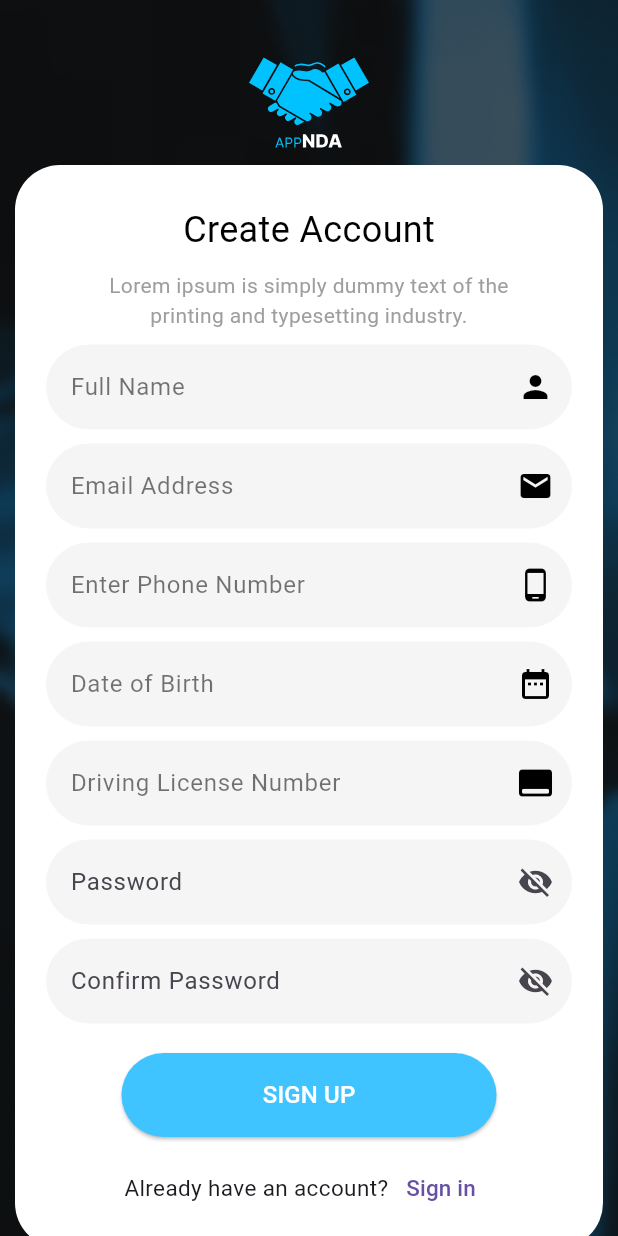
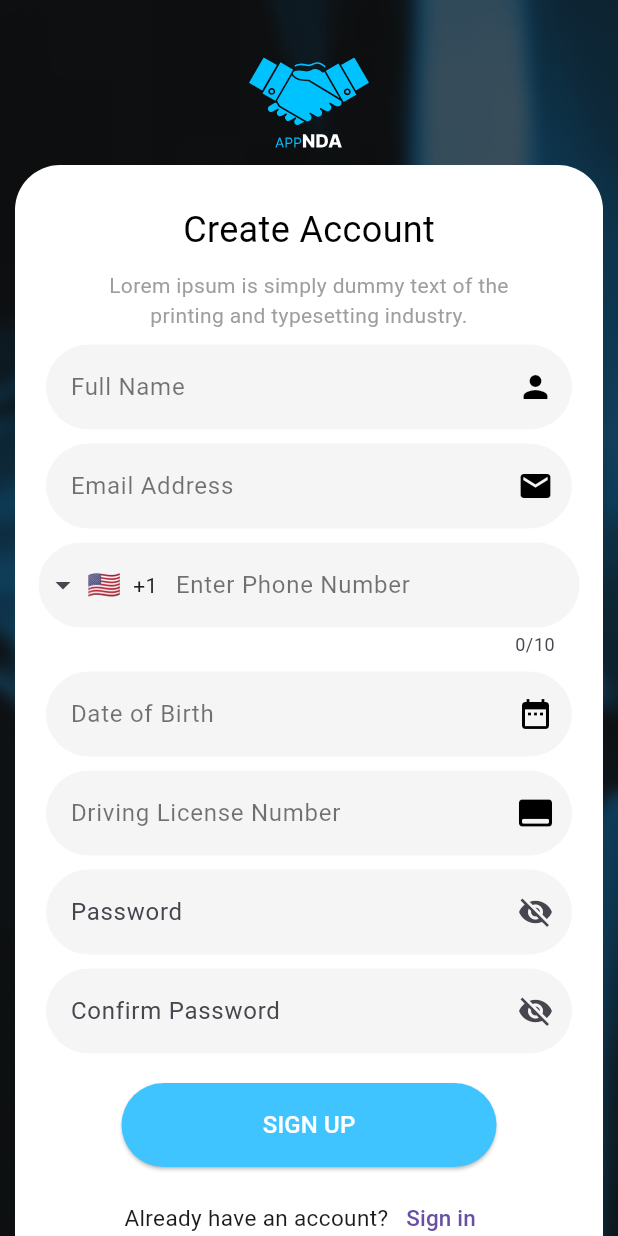
Before and after one commit to muhammadkhan38/FYP_LAM, a Flutter app: the Page4 screen opened directly, on a phone screen of 412 x 824 dp. Run offline on Flutter 3.47's test engine with Material 3 defaults, Android fonts, the phone set to English and light mode, and no system bars; drawn by our look-alikes of intl_phone_field; our stand-ins replace connectivity_plus, flutter_svg, pin_code_fields, shared_preferences, signature; accounts and stored records are empty; project files that could hold a hidden picture were left out.

```diff
--- a/lib/Page4.dart
+++ b/lib/Page4.dart
@@ -1,7 +1,9 @@
+
 import 'dart:convert';
 import 'package:flutter/material.dart';
 import 'package:flutter_svg/svg.dart';
 import 'package:http/http.dart' as http;
+import 'package:intl_phone_field/intl_phone_field.dart';
 import 'package:shared_preferences/shared_preferences.dart';
 import 'Page3.dart';
 import 'Page5.dart';
@@ -45,19 +47,7 @@ class _Page4State extends State<Page4> {
     confirmPasswordController.dispose();
     super.dispose();
   }
-  // Future<void> _selectDate(BuildContext context) async {
-  //   final DateTime? picked = await showDatePicker(
-  //     context: context,
-  //     initialDate: DateTime.now(), // ✅ ڈیفالٹ کرنٹ تاریخ ہوگی
-  //     firstDate: DateTime(1900),
-  //     lastDate: DateTime.now(), // ✅ Future Dates Allow نہیں ہوں گی
-  //   );
-  //   if (picked != null) {
-  //     setState(() {
-  //       dobController.text = "${picked.day}/${picked.month}/${picked.year}";
-  //     });
-  //   }
-  // }
+
   Future<void> registerUser() async {
     if (!_formKey.currentState!.validate()) {
       return;
@@ -218,13 +208,34 @@ class _Page4State extends State<Page4> {
                             }, obscureText: null,
                           ),
                           const SizedBox(height: 10),
-                          CustomTextFormField(
 
-                            keyboardType: TextInputType.phone,
+                          //Enter your phone number text field code
+                          IntlPhoneField(
                             controller: phoneController,
-                            hintText: 'Enter Phone Number',
-                            icon: Icons.phone_android, obscureText: false,
+                            decoration: InputDecoration(
+                              hintText: "Enter Phone Number",
+                              fillColor: Colors.grey.shade100,
+                              filled: true,
+                              hintStyle: const TextStyle(color: Colors.black54),
+                              border: InputBorder.none,
+                              enabledBorder: OutlineInputBorder(
+                                borderSide: BorderSide(width: 0, color: Colors.grey.shade100),
+                                borderRadius: BorderRadius.circular(40),
+                              ),
+                              focusedBorder: OutlineInputBorder(
+                                borderSide: const BorderSide(
+                                  width: 0,
+                                  color: Colors.transparent, // یا Colors.grey.shade100
+                                ),
+                                borderRadius: BorderRadius.circular(40), // یہ radius برقرار رکھے گا
+                              ),
+                            ),
+                            initialCountryCode: 'US', // ڈیفالٹ ملک کا کوڈ (آپ اپنی مرضی کا رکھ سکتے ہیں)
+                            onChanged: (phone) {
+                              print(phone.completeNumber); // مکمل فون نمبر (ملک کوڈ + نمبر)
+                            },
                           ),
+
                           const SizedBox(height: 10),
                           CustomTextFormField(
                             controller: dobController,
--- a/lib/page3.dart
+++ b/lib/page3.dart
@@ -247,9 +247,6 @@ class _Page3State extends State<Page3> {
                                 passwordController.text,
                               );
 
-
-
-
                             }
 
                           },
--- a/pubspec.yaml
+++ b/pubspec.yaml
@@ -43,6 +43,7 @@ dependencies:
   shared_preferences: ^2.5.2
   path_provider: ^2.1.5
   signature: ^5.5.0
+  intl_phone_field: ^3.2.0
 
 dev_dependencies:
   flutter_test:
```
Also changed, not shown: analysis_options.yaml (line endings or trailing spaces), lib/AgreementDisplayScreen.dart (line endings or trailing spaces), lib/AgreementFormScreen .dart (line endings or trailing spaces), lib/CustomTextButton.dart (line endings or trailing spaces), lib/CutomTextField.dart (line endings or trailing spaces), lib/Get_API_Class.dart (line endings or trailing spaces), lib/Template/LeaseAgreement.dart (line endings or trailing spaces), lib/Template/PartnershipAgreement.dart (line endings or trailing spaces), lib/Template/Property_Deal_ Agrement.dart (line endings or trailing spaces), lib/Template/SalesAgreement.dart (line endings or trailing spaces), lib/Widgets/reausable_text_form_field..dart (line endings or trailing spaces), lib/customtextfieldwidget.dart (line endings or trailing spaces), pubspec.lock (deleted), 201 other files.
